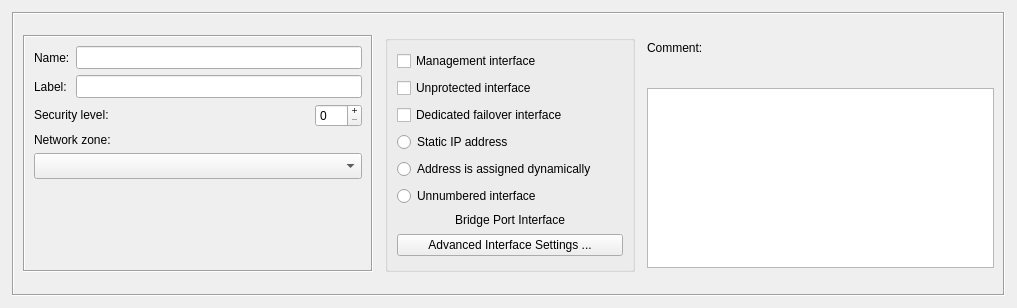
This is src/libgui/interfacedialog_q.ui in fwbuilder/fwbuilder as Qt 5 draws it before an edit. The edited form follows.
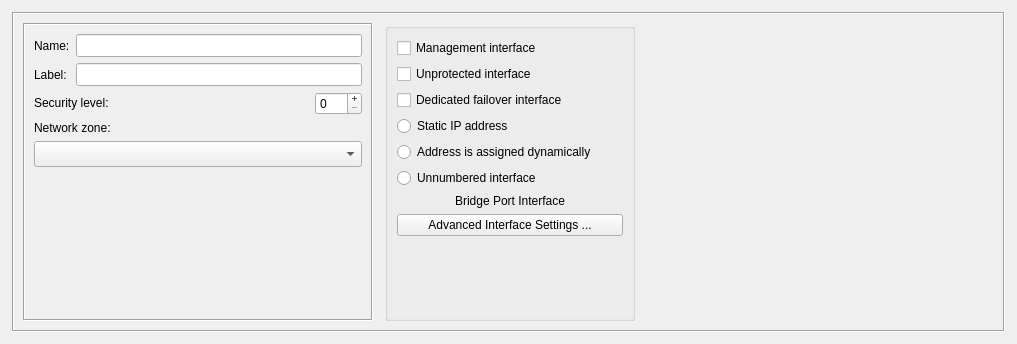
This is the edited form. Custom widgets are drawn as their Qt base class.

Commit message:
Manually merged keyword management/filtering code from fortress. All dialogs modified to include custom keyword/comment widget.
Also added first cut at 'dynamic group' implementation.

The edit to the form file:
```diff
--- a/src/libgui/interfacedialog_q.ui
+++ b/src/libgui/interfacedialog_q.ui
@@ -10,7 +10,7 @@
     <x>0</x>
     <y>0</y>
     <width>1017</width>
-    <height>308</height>
+    <height>344</height>
    </rect>
   </property>
   <property name="sizePolicy">
@@ -40,11 +40,11 @@
      <property name="frameShadow">
       <enum>QFrame::Sunken</enum>
      </property>
-     <layout class="QGridLayout" name="gridLayout_4">
+     <layout class="QHBoxLayout" name="horizontalLayout">
       <property name="spacing">
        <number>12</number>
       </property>
-      <item row="0" column="0" rowspan="2">
+      <item>
        <widget class="QFrame" name="frame26">
         <property name="sizePolicy">
          <sizepolicy hsizetype="Fixed" vsizetype="Preferred">
@@ -252,7 +252,7 @@
         </layout>
        </widget>
       </item>
-      <item row="0" column="1" rowspan="2">
+      <item>
        <widget class="QGroupBox" name="interfaceOptionsGroup">
         <property name="sizePolicy">
          <sizepolicy hsizetype="Preferred" vsizetype="Preferred">
@@ -272,8 +272,8 @@
         <property name="flat">
          <bool>false</bool>
         </property>
-        <layout class="QGridLayout" name="gridLayout">
-         <item row="0" column="0">
+        <layout class="QVBoxLayout" name="verticalLayout">
+         <item>
           <widget class="QCheckBox" name="management">
            <property name="toolTip">
             <string>&lt;p&gt;Check if this interface is used for management (SNMP queries, remote policy install etc.)&lt;p&gt;</string>
@@ -283,7 +283,7 @@
            </property>
           </widget>
          </item>
-         <item row="1" column="0">
+         <item>
           <widget class="QCheckBox" name="unprotected">
            <property name="toolTip">
             <string>Skip this interface while assigning policy rules</string>
@@ -293,35 +293,35 @@
            </property>
           </widget>
          </item>
-         <item row="2" column="0">
+         <item>
           <widget class="QCheckBox" name="dedicated_failover">
            <property name="text">
             <string>Dedicated failover interface</string>
            </property>
           </widget>
          </item>
-         <item row="3" column="0">
+         <item>
           <widget class="QRadioButton" name="regular">
            <property name="text">
             <string>Static IP address</string>
            </property>
           </widget>
          </item>
-         <item row="4" column="0">
+         <item>
           <widget class="QRadioButton" name="dynamic">
            <property name="text">
             <string>Address is assigned dynamically</string>
            </property>
           </widget>
          </item>
-         <item row="5" column="0">
+         <item>
           <widget class="QRadioButton" name="unnumbered">
            <property name="text">
             <string>Unnumbered interface</string>
            </property>
           </widget>
          </item>
-         <item row="6" column="0">
+         <item>
           <widget class="QLabel" name="bridge_port_label">
            <property name="sizePolicy">
             <sizepolicy hsizetype="Preferred" vsizetype="Fixed">
@@ -337,55 +337,37 @@
            </property>
           </widget>
          </item>
-         <item row="7" column="0">
+         <item>
           <widget class="QPushButton" name="advancedconfig">
            <property name="text">
             <string>Advanced Interface Settings ...</string>
            </property>
           </widget>
          </item>
+         <item>
+          <spacer name="verticalSpacer_2">
+           <property name="orientation">
+            <enum>Qt::Vertical</enum>
+           </property>
+           <property name="sizeHint" stdset="0">
+            <size>
+             <width>20</width>
+             <height>40</height>
+            </size>
+           </property>
+          </spacer>
+         </item>
         </layout>
        </widget>
       </item>
-      <item row="0" column="2">
-       <widget class="QLabel" name="textLabel2">
-        <property name="sizePolicy">
-         <sizepolicy hsizetype="Preferred" vsizetype="Fixed">
-          <horstretch>0</horstretch>
-          <verstretch>0</verstretch>
-         </sizepolicy>
-        </property>
-        <property name="text">
-         <string>Comment:</string>
-        </property>
-        <property name="wordWrap">
-         <bool>false</bool>
-        </property>
-       </widget>
-      </item>
-      <item row="1" column="2">
-       <widget class="TextEditWidget" name="comment">
+      <item>
+       <widget class="CommentKeywords" name="commentKeywords" native="true">
         <property name="sizePolicy">
          <sizepolicy hsizetype="Expanding" vsizetype="Expanding">
           <horstretch>0</horstretch>
-          <verstretch>100</verstretch>
+          <verstretch>0</verstretch>
          </sizepolicy>
         </property>
-        <property name="minimumSize">
-         <size>
-          <width>200</width>
-          <height>0</height>
-         </size>
-        </property>
-        <property name="maximumSize">
-         <size>
-          <width>16777215</width>
-          <height>180</height>
-         </size>
-        </property>
-        <property name="tabChangesFocus">
-         <bool>true</bool>
-        </property>
        </widget>
       </item>
      </layout>
@@ -395,9 +377,10 @@
  </widget>
  <customwidgets>
   <customwidget>
-   <class>TextEditWidget</class>
-   <extends>QTextEdit</extends>
-   <header>TextEditWidget.h</header>
+   <class>CommentKeywords</class>
+   <extends>QWidget</extends>
+   <header>CommentKeywords.h</header>
+   <container>1</container>
   </customwidget>
  </customwidgets>
  <tabstops>
```
Left out of the diff: 177 changed lines with no effect on the pictures. The commit also changes 87 other files.
